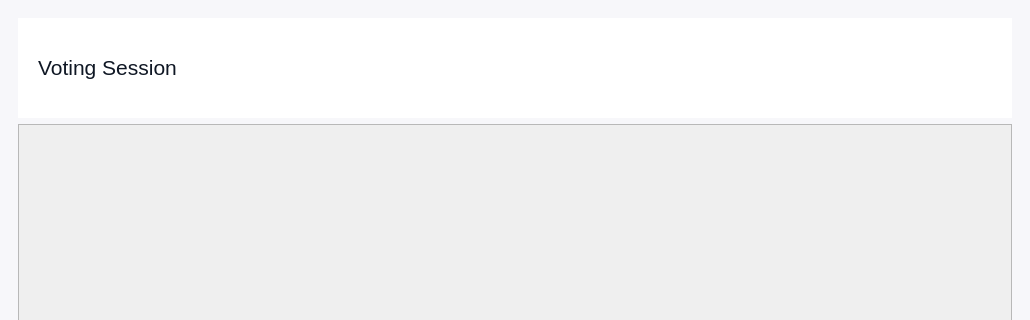
SazidAhmedEkram/smart-evm, file software/main.ui: the form before one commit; both pictures show x 0 to 1030 and y 0 to 320 of the 1030 by 742 pixel window.
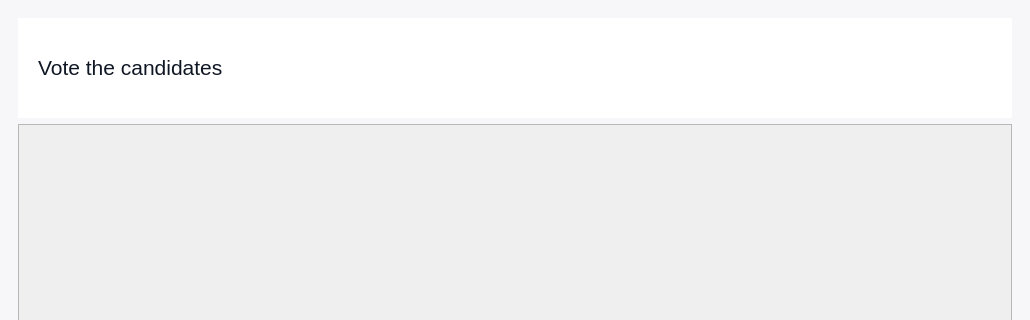
The form after the commit. The open tabs and pages were chosen to show the change. Icons and pictures are not drawn.

Commit message: Show the voter list on the votting session

Diff of the .ui file:
```diff
--- a/software/main.ui
+++ b/software/main.ui
@@ -5070,7 +5070,7 @@
   padding-left: 6px;</string>
              </property>
              <property name="text">
-              <string>Voting Session</string>
+              <string>Vote the candidates</string>
              </property>
             </widget>
            </item>
```
Left out of the diff: 10 changed lines with no effect on the pictures. The commit also changes 3 other files.
